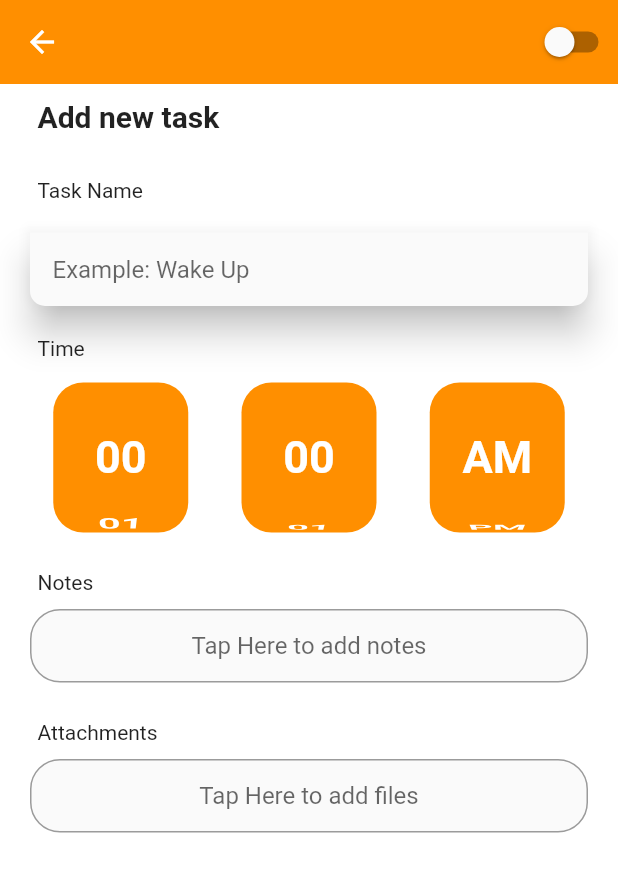
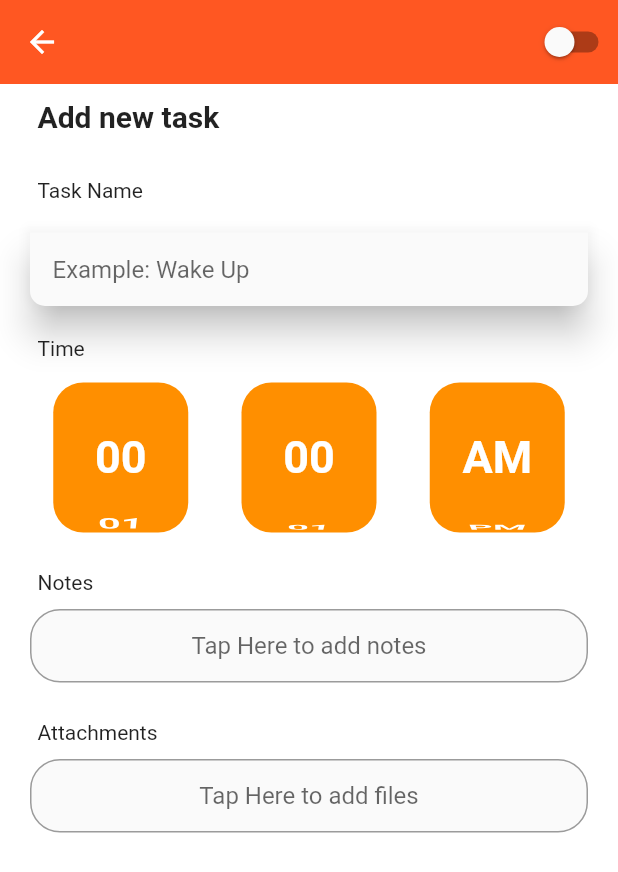
Before and after one commit to TonnyKamau/taskin, a Flutter app: the screen it shows after launch, scrolled down 464 dp, after a tap on the "add" icon, on a phone screen of 412 x 824 dp. Shown: the top 872 px of the screen. Run offline on Flutter 3.47's test engine with Material 2 defaults, Android fonts, the light colour scheme and no system bars; our stand-ins replace numberpicker.

Commit message:
laying out

```diff
--- a/lib/main.dart
+++ b/lib/main.dart
@@ -23,20 +23,32 @@ class MyApp extends StatelessWidget {
             darkTheme: MyThemes.darkTheme,
             home: Scaffold(
               appBar: AppBar(
-                title: Text(
-                  'taskin',
-                  style: const TextStyle(
-                    fontSize: 29.0,
-                    fontWeight: FontWeight.bold,
-                    letterSpacing: -1.3,
-                  ),
-                ),
                 actions: [
                   ChangeThemeButtonWidget(),
                 ],
                 elevation: 0,
               ),
               body: NavScreen(),
+              drawer: Drawer(
+                child: ListView(
+                  padding:EdgeInsets.zero,
+                  children: [
+                  SizedBox(
+                    child: DrawerHeader(
+                      child: Text(
+                        'taskin',
+                        style: const TextStyle(
+                          fontSize: 29.0,
+                          fontWeight: FontWeight.bold,
+                          letterSpacing: -1.3,
+                        ),
+                      ),
+
+                    ),
+                  ),
+                  ListTile()
+                ]),
+              ),
             ),
           );
         },
--- a/lib/screens/nav_screen.dart
+++ b/lib/screens/nav_screen.dart
@@ -30,19 +30,15 @@ class _NavScreenState extends State<NavScreen> {
         children: _screens,
       ),
       bottomNavigationBar: BottomNavigationBar(
-        backgroundColor: Colors.amber[800],
+        backgroundColor: Colors.deepOrange[500],
         items: const <BottomNavigationBarItem>[
           BottomNavigationBarItem(
-            icon: Icon(Icons.check_circle_outline_rounded),
-            label: 'Tasks',
+            icon: Icon(Icons.task),
+            label: 'Inprogress',
           ),
           BottomNavigationBarItem(
-            icon: Icon(Icons.calendar_today_outlined),
-            label: 'Calender',
-          ),
-          BottomNavigationBarItem(
-            icon: Icon(Icons.settings_outlined),
-            label: 'Settings',
+            icon: Icon(Icons.done_all_outlined),
+            label: 'Completed',
           ),
         ],
         currentIndex: _selectedIndex,
@@ -59,7 +55,7 @@ class _NavScreenState extends State<NavScreen> {
           Icons.add,
           color: Colors.white,
         ),
-        backgroundColor: Colors.amber[800],
+        backgroundColor: Colors.deepOrange[600],
       ),
     );
   }
--- a/lib/services/theme_provider.dart
+++ b/lib/services/theme_provider.dart
@@ -11,7 +11,7 @@ class ThemeProvider extends ChangeNotifier {
 }
 
 class MyThemes {
-  static final primary = Colors.amber.shade800;
+  static final primary = Colors.deepOrange.shade500;
   static final lightTheme = ThemeData(
     scaffoldBackgroundColor: Colors.white,
     colorScheme: ColorScheme.light(primary: primary),
```
Also changed, not shown: lib/screens/task_tile.dart (added, +35 -0 lines).
